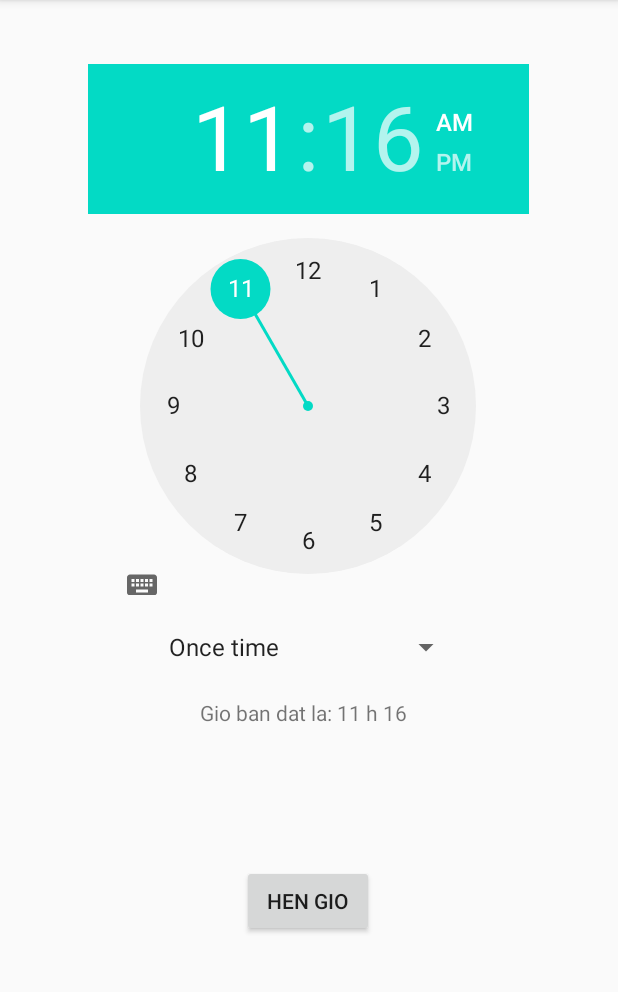
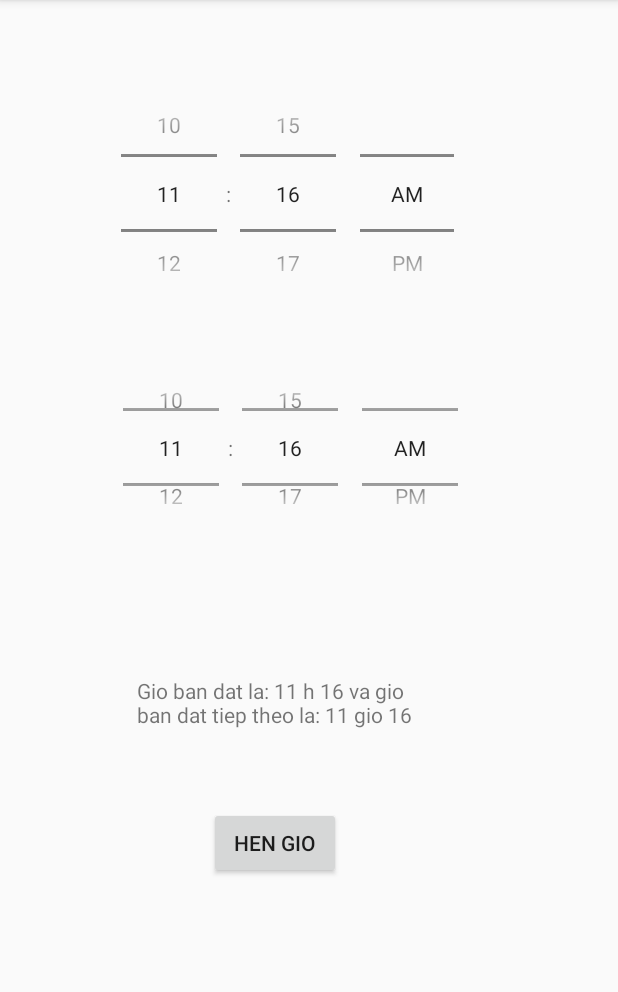
Before and after one commit to ScarecrowStraw/SmartGarden, an Android app: the Main2Activity screen opened directly, with no data from a screen before it, after a tap on "HEN GIO", on a phone screen of 412 x 824 dp, the part 84-1076 px from its top. Run offline under Robolectric (Android 15) with nearby library versions, the phone set to English and light mode, and no system bars; our stand-ins replace Firebase (no records; nobody signed in at launch, a user with empty details on screens opened directly).

Commit message:
Demover1

```diff
--- a/luongduong/demo/app/src/main/java/com/example/demo/Main2Activity.java
+++ b/luongduong/demo/app/src/main/java/com/example/demo/Main2Activity.java
@@ -2,6 +2,7 @@ package com.example.demo;
 
 import androidx.appcompat.app.AppCompatActivity;
 
+import android.content.Intent;
 import android.os.Bundle;
 import android.view.View;
 import android.widget.AdapterView;
@@ -25,10 +26,12 @@ import java.util.Calendar;
 public class Main2Activity extends AppCompatActivity {
     Button hengio;
     TimePicker timePicker;
+    TimePicker timePicker2;
     TextView textView;
     Calendar calendar;
     DatabaseReference mData;
-    Spinner spinnerdanhsach;
+
+
     @Override
     protected void onCreate(Bundle savedInstanceState) {
         super.onCreate(savedInstanceState);
@@ -39,49 +42,34 @@ public class Main2Activity extends AppCompatActivity {
         hengio = (Button)findViewById(R.id.hengio);
         textView = (TextView)findViewById(R.id.textView);
         timePicker = (TimePicker)findViewById(R.id.Timepicker);
+        timePicker2 = (TimePicker) findViewById(R.id.Timepicker2);
         calendar = Calendar.getInstance();
-        spinnerdanhsach = (Spinner)findViewById(R.id.Spinner);
-
-        final ArrayList<String> arrayVonglap = new ArrayList<String>();
-        arrayVonglap.add("Once time ");
-        arrayVonglap.add("Twice time");
-        arrayVonglap.add("ba ngay moimet lan");
-        arrayVonglap.add("mot tuan mot lan");
-        arrayVonglap.add("mot thang mot lan");
-
-        final ArrayAdapter arrayAdapter = new ArrayAdapter(this, android.R.layout.simple_spinner_item,arrayVonglap);
-        arrayAdapter.setDropDownViewResource(android.R.layout.simple_spinner_item);
-
-        spinnerdanhsach.setAdapter(arrayAdapter);
-        spinnerdanhsach.setOnItemSelectedListener(new AdapterView.OnItemSelectedListener() {
-            @Override
-            public void onItemSelected(AdapterView<?> parent, View view, int position, long id) {
-                Toast.makeText(Main2Activity.this, arrayVonglap.get(position), Toast.LENGTH_SHORT);
-            }
-
-            @Override
-            public void onNothingSelected(AdapterView<?> parent) {
-            }
-        });
-
 
         hengio.setOnClickListener(new View.OnClickListener() {
             @Override
             public void onClick(View v) {
+
                 calendar.set(Calendar.HOUR_OF_DAY,timePicker.getCurrentHour());
                 calendar.set(Calendar.MINUTE,timePicker.getCurrentMinute());
 
                 int gio = timePicker.getCurrentHour();
                 int phut = timePicker.getCurrentMinute();
+                int gio2 = timePicker2.getCurrentHour();
+                int phut2 = timePicker2.getCurrentMinute();
 
                 String string_gio = String.valueOf(gio);
                 String string_phut = String.valueOf(phut);
+                String string_gio2 = String.valueOf(gio2);
+                String string_phut2 = String.valueOf(phut2);
 
-                mData.child("time").child("gio").setValue(gio);
-                mData.child("time").child("phut").setValue(phut);
 
-                textView.setText("Gio ban dat la: "+ string_gio + " h " + string_phut);
+                mData.child("gio").setValue(gio);
+                mData.child("phut").setValue(phut);
+                mData.child("gio2").setValue(gio2);
+                mData.child("phut2").setValue(phut2);
 
+                textView.setText("Gio ban dat la: "+ string_gio + " h " + string_phut
+                        + " va gio ban dat tiep theo la: " + string_gio2 + " gio " + string_phut2);
             }
         });
 
--- a/luongduong/demo/app/src/main/res/layout/activity_main2.xml
+++ b/luongduong/demo/app/src/main/res/layout/activity_main2.xml
@@ -8,44 +8,48 @@
 
     <TimePicker
         android:id="@+id/Timepicker"
-        android:layout_width="294dp"
-        android:layout_height="354dp"
+        android:layout_width="254dp"
+        android:layout_height="170dp"
+        android:timePickerMode="spinner"
         app:layout_constraintBottom_toBottomOf="parent"
         app:layout_constraintEnd_toEndOf="parent"
-        app:layout_constraintHorizontal_bias="0.495"
+        app:layout_constraintHorizontal_bias="0.411"
         app:layout_constraintStart_toStartOf="parent"
         app:layout_constraintTop_toTopOf="parent"
-        app:layout_constraintVertical_bias="0.103"/>
+        app:layout_constraintVertical_bias="0.074" />
+
+    <TimePicker
+        android:id="@+id/Timepicker2"
+        android:layout_width="257dp"
+        android:layout_height="127dp"
+        android:timePickerMode="spinner"
+        app:layout_constraintBottom_toBottomOf="parent"
+        app:layout_constraintEnd_toEndOf="parent"
+        app:layout_constraintHorizontal_bias="0.422"
+        app:layout_constraintStart_toStartOf="parent"
+        app:layout_constraintTop_toBottomOf="@+id/Timepicker"
+        app:layout_constraintVertical_bias="0.048" />
 
     <Button
         android:id="@+id/hengio"
         android:layout_width="wrap_content"
         android:layout_height="wrap_content"
-        android:layout_marginTop="180dp"
+        android:layout_marginTop="324dp"
         android:text="@string/hen_gio"
         app:layout_constraintEnd_toEndOf="parent"
-        app:layout_constraintHorizontal_bias="0.498"
-        app:layout_constraintStart_toStartOf="parent"
-        app:layout_constraintTop_toBottomOf="@+id/Timepicker" />
-
-    <Spinner
-        android:id="@+id/Spinner"
-        android:layout_width="wrap_content"
-        android:layout_height="wrap_content"
-        app:layout_constraintBottom_toTopOf="@+id/textView"
-        app:layout_constraintEnd_toEndOf="parent"
+        app:layout_constraintHorizontal_bias="0.43"
         app:layout_constraintStart_toStartOf="parent"
         app:layout_constraintTop_toBottomOf="@+id/Timepicker" />
 
     <TextView
         android:id="@+id/textView"
-        android:layout_width="144dp"
-        android:layout_height="45dp"
+        android:layout_width="203dp"
+        android:layout_height="59dp"
         android:text="@string/textview"
-        app:layout_constraintBottom_toTopOf="@+id/hengio"
+        app:layout_constraintBottom_toBottomOf="parent"
         app:layout_constraintEnd_toEndOf="parent"
-        app:layout_constraintHorizontal_bias="0.498"
+        app:layout_constraintHorizontal_bias="0.438"
         app:layout_constraintStart_toStartOf="parent"
-        app:layout_constraintTop_toBottomOf="@+id/Timepicker"
-        app:layout_constraintVertical_bias="0.512" />
+        app:layout_constraintTop_toTopOf="@+id/Timepicker"
+        app:layout_constraintVertical_bias="0.612" />
 </androidx.constraintlayout.widget.ConstraintLayout>
--- a/luongduong/demo/app/src/main/res/values/strings.xml
+++ b/luongduong/demo/app/src/main/res/values/strings.xml
@@ -9,4 +9,14 @@
     <string name="hen_gio">hen gio</string>
     <string name="textview">TextView</string>
     <string name="vong_lap">vong lap</string>
+    <string name="_6">6</string>
+    <string name="_7">7</string>
+    <string name="_8">8</string>
+    <string name="_9">9</string>
+    <string name="_12">12</string>
+    <string name="_48">48</string>
+    <string name="_11">11</string>
+    <string name="_24">24</string>
+    <string name="_72">72</string>
+    <string name="_10">10</string>
 </resources>
```
Also changed, not shown: 1 other file.
